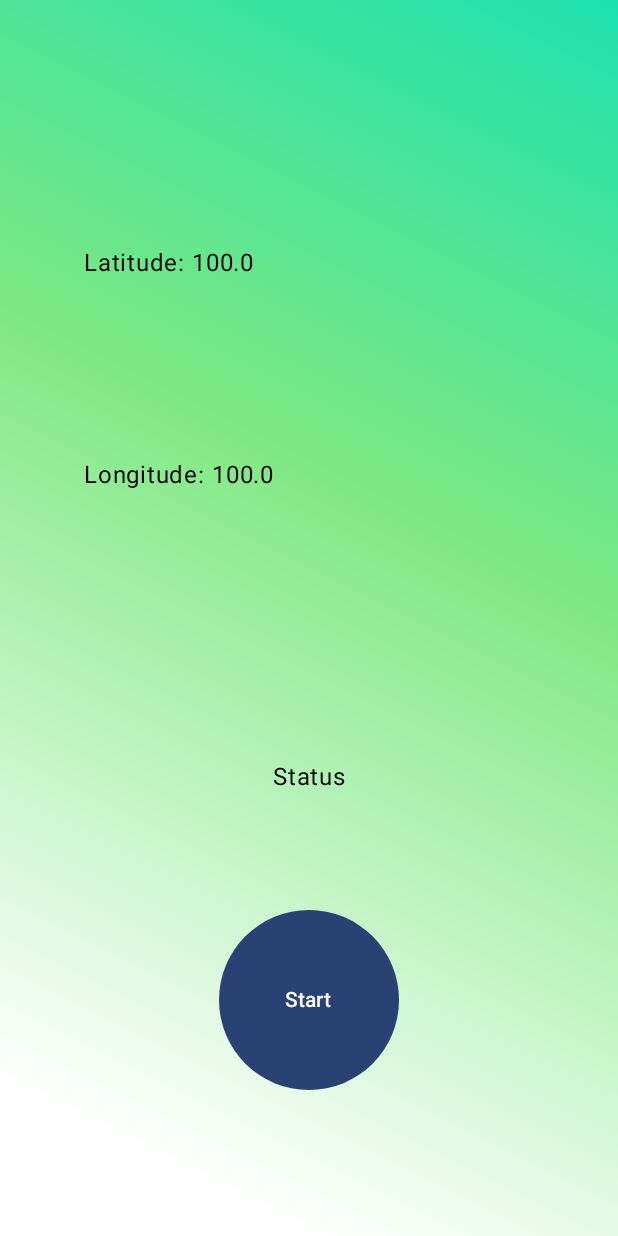
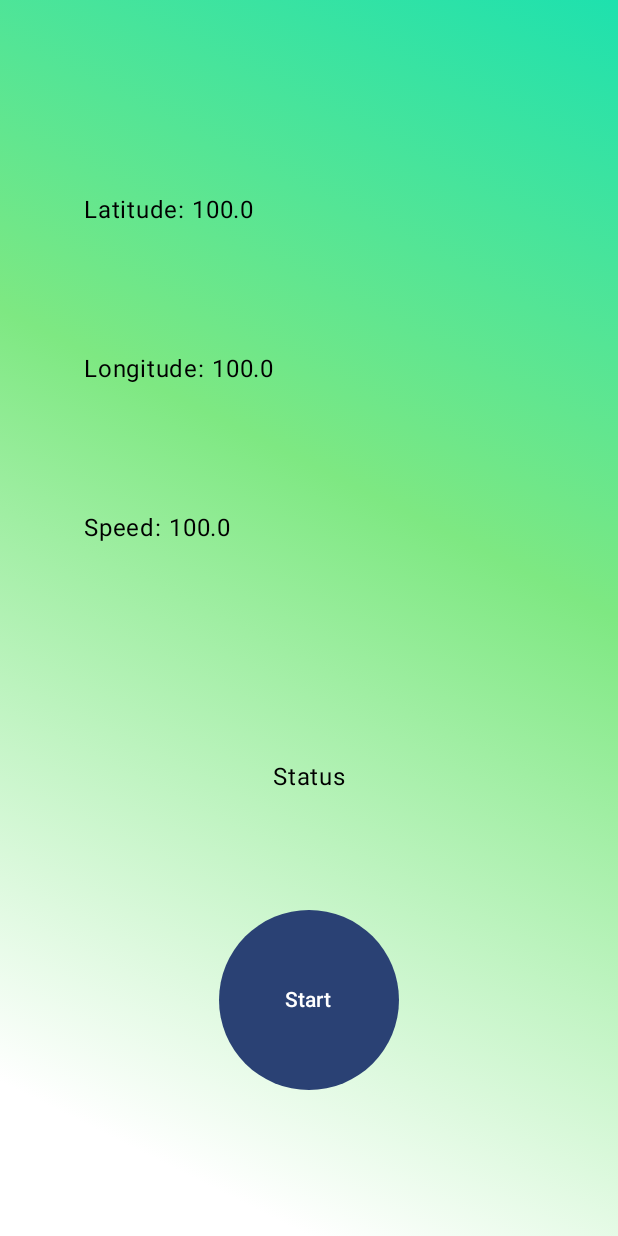
Before and after one commit to Walkername/location-watch, an Android app built with Jetpack Compose: the @Preview function MainPreview, on a phone screen of 412 x 824 dp. Run offline under Robolectric (Android 15) with nearby library versions, the light colour scheme and no system bars; libraries missing offline, so code that uses them is left out: info.mqtt.android, org.eclipse.paho; network calls fail.

Commit message:
feat(gps): added speed data

```diff
--- a/mobile-client/app/src/main/java/ru/locationwatch/mobile_client/MainActivity.kt
+++ b/mobile-client/app/src/main/java/ru/locationwatch/mobile_client/MainActivity.kt
@@ -78,6 +78,7 @@ class MainActivity : ComponentActivity() {
 
     private val latitude = mutableStateOf("")
     private val longitude = mutableStateOf("")
+    private val speed = mutableStateOf("")
 
     override fun onCreate(savedInstanceState: Bundle?) {
         super.onCreate(savedInstanceState)
@@ -95,9 +96,10 @@ class MainActivity : ComponentActivity() {
 
         locationCallback = object : LocationCallback() {
             override fun onLocationResult(p0: LocationResult) {
-                for (location in p0.locations){
+                for (location in p0.locations) {
                     latitude.value = location.latitude.toString()
                     longitude.value = location.longitude.toString()
+                    speed.value = location.speed.toString()
                 }
             }
         }
@@ -126,6 +128,7 @@ class MainActivity : ComponentActivity() {
                         statusText = statusText,
                         latitude = latitude,
                         longitude = longitude,
+                        speed = speed,
                         startPublish = { startPublish(statusText) }
                     )
                 }
@@ -207,6 +210,7 @@ class MainActivity : ComponentActivity() {
             fusedLocationProviderClient.lastLocation.addOnSuccessListener {
                 latitude.value = it.latitude.toString()
                 longitude.value = it.longitude.toString()
+                speed.value = it.speed.toString()
             }
         } else {
             if (Build.VERSION.SDK_INT >= Build.VERSION_CODES.M) {
@@ -259,7 +263,7 @@ class MainActivity : ComponentActivity() {
 
     fun publish(client: MqttAndroidClient) {
         val publishTopic = "\$devices/$userId/$mqttTopic"
-        val message = "latitude: ${latitude.value}, longitude: ${longitude.value}"
+        val message = "latitude: ${latitude.value}, longitude: ${longitude.value}, speed: ${speed.value}"
         try {
             client.publish(publishTopic, MqttMessage(message.toByteArray()))
         } catch (e: MqttException) {
@@ -274,6 +278,7 @@ fun MainScreen(
     statusText: MutableState<String>,
     latitude: MutableState<String>,
     longitude: MutableState<String>,
+    speed: MutableState<String>,
     startPublish: () -> Unit,
     modifier: Modifier = Modifier
 ) {
@@ -329,6 +334,17 @@ fun MainScreen(
                         text = longitude.value
                     )
                 }
+                Row(
+                    modifier = Modifier
+                        .fillMaxWidth()
+                ) {
+                    Text(
+                        text = "Speed: "
+                    )
+                    Text(
+                        text = speed.value
+                    )
+                }
             }
             Row(
                 modifier = Modifier
@@ -375,6 +391,7 @@ fun MainPreview() {
             statusText = statusText,
             latitude = latitude,
             longitude = latitude,
+            speed = latitude,
             startPublish = {}
         )
     }
```
